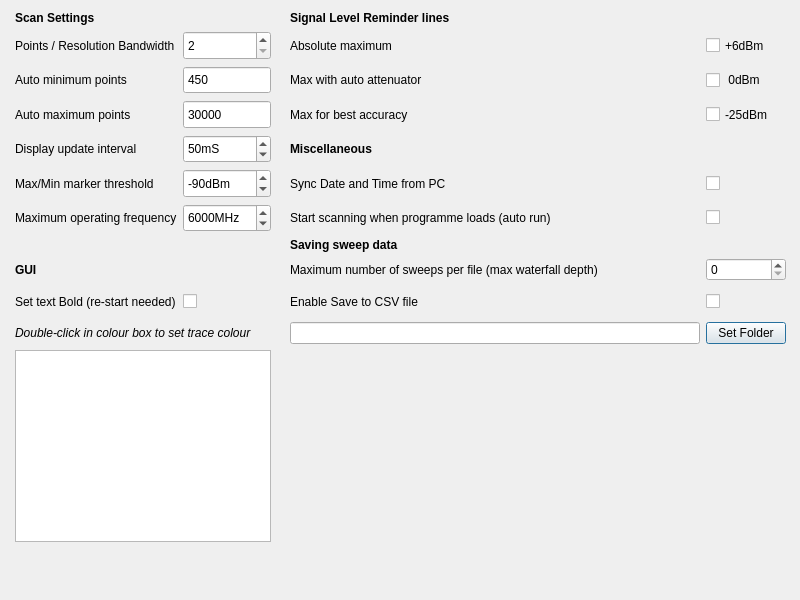
The window that src/settings.ui (g4ixt/QtTinySA) describes before a commit, drawn with Qt 5.
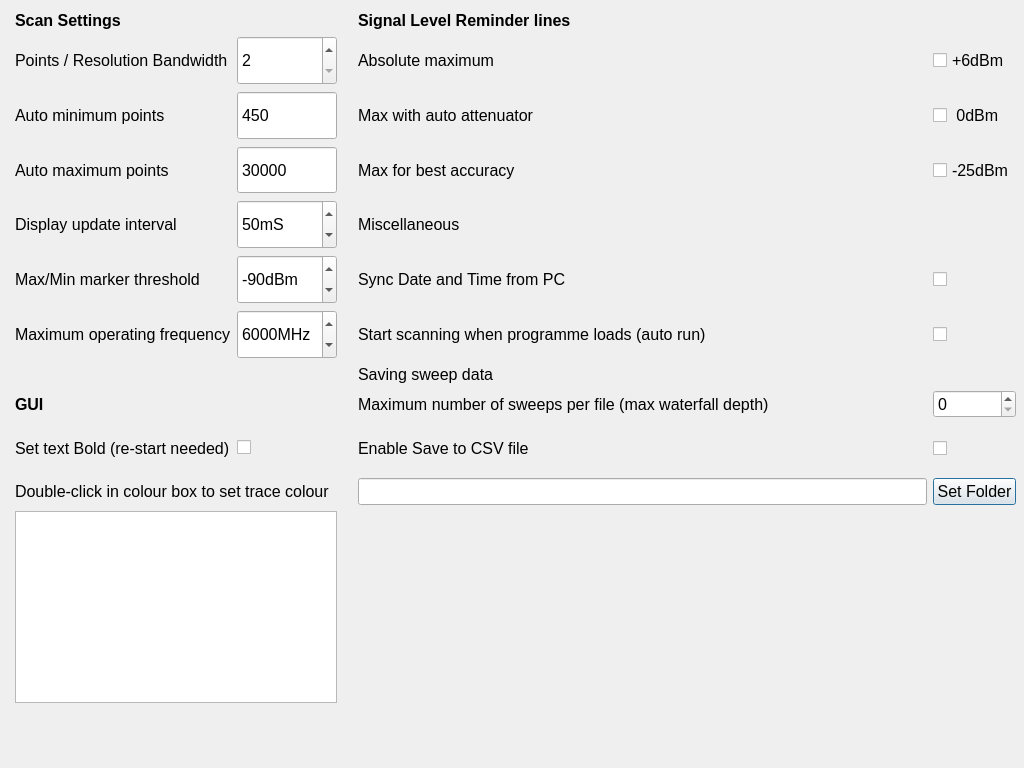
The same window after the commit.

Commit message:
GUI window sizes
Increased GUI window sizes
Changed font to default
Increased font size

What changed in the file:
```diff
--- a/src/settings.ui
+++ b/src/settings.ui
@@ -6,8 +6,8 @@
    <rect>
     <x>0</x>
     <y>0</y>
-    <width>800</width>
-    <height>600</height>
+    <width>1024</width>
+    <height>768</height>
    </rect>
   </property>
   <property name="windowTitle">
@@ -18,10 +18,15 @@
     <rect>
      <x>15</x>
      <y>11</y>
-     <width>771</width>
-     <height>571</height>
+     <width>1001</width>
+     <height>741</height>
     </rect>
    </property>
+   <property name="font">
+    <font>
+     <pointsize>12</pointsize>
+    </font>
+   </property>
    <layout class="QGridLayout" name="gridLayout_2">
     <item row="3" column="1">
      <widget class="QSpinBox" name="maxPoints">
@@ -37,6 +42,11 @@
         <height>16777215</height>
        </size>
       </property>
+      <property name="font">
+       <font>
+        <pointsize>12</pointsize>
+       </font>
+      </property>
       <property name="buttonSymbols">
        <enum>QAbstractSpinBox::ButtonSymbols::NoButtons</enum>
       </property>
@@ -65,6 +75,11 @@
         <height>16777215</height>
        </size>
       </property>
+      <property name="font">
+       <font>
+        <pointsize>12</pointsize>
+       </font>
+      </property>
       <property name="toolTip">
        <string>Nominal</string>
       </property>
@@ -89,8 +104,7 @@
      <widget class="QLabel" name="label_18">
       <property name="font">
        <font>
-        <italic>true</italic>
-        <bold>false</bold>
+        <pointsize>12</pointsize>
        </font>
       </property>
       <property name="text">
@@ -100,6 +114,11 @@
     </item>
     <item row="3" column="3">
      <widget class="QLabel" name="label_9">
+      <property name="font">
+       <font>
+        <pointsize>12</pointsize>
+       </font>
+      </property>
       <property name="text">
        <string>Max for best accuracy</string>
       </property>
@@ -107,6 +126,11 @@
     </item>
     <item row="8" column="3">
      <widget class="QLabel" name="label_12">
+      <property name="font">
+       <font>
+        <pointsize>12</pointsize>
+       </font>
+      </property>
       <property name="text">
        <string>Maximum number of sweeps per file (max waterfall depth)</string>
       </property>
@@ -126,6 +150,11 @@
         <height>16777215</height>
        </size>
       </property>
+      <property name="font">
+       <font>
+        <pointsize>12</pointsize>
+       </font>
+      </property>
       <property name="buttonSymbols">
        <enum>QAbstractSpinBox::ButtonSymbols::NoButtons</enum>
       </property>
@@ -144,7 +173,7 @@
      <widget class="QLabel" name="label_14">
       <property name="font">
        <font>
-        <bold>true</bold>
+        <pointsize>12</pointsize>
        </font>
       </property>
       <property name="text">
@@ -160,6 +189,11 @@
         <verstretch>0</verstretch>
        </sizepolicy>
       </property>
+      <property name="font">
+       <font>
+        <pointsize>12</pointsize>
+       </font>
+      </property>
       <property name="text">
        <string/>
       </property>
@@ -169,6 +203,7 @@
      <widget class="QLabel" name="label_5">
       <property name="font">
        <font>
+        <pointsize>12</pointsize>
         <bold>true</bold>
        </font>
       </property>
@@ -179,16 +214,32 @@
     </item>
     <item row="4" column="0">
      <widget class="QLabel" name="label_19">
+      <property name="font">
+       <font>
+        <pointsize>12</pointsize>
+       </font>
+      </property>
       <property name="text">
        <string>Display update interval</string>
       </property>
      </widget>
     </item>
     <item row="8" column="4">
-     <widget class="QSpinBox" name="maxWF"/>
+     <widget class="QSpinBox" name="maxWF">
+      <property name="font">
+       <font>
+        <pointsize>12</pointsize>
+       </font>
+      </property>
+     </widget>
     </item>
     <item row="5" column="0">
      <widget class="QLabel" name="label_2">
+      <property name="font">
+       <font>
+        <pointsize>12</pointsize>
+       </font>
+      </property>
       <property name="text">
        <string>Max/Min marker threshold</string>
       </property>
@@ -198,6 +249,7 @@
      <widget class="QLabel" name="label_6">
       <property name="font">
        <font>
+        <pointsize>12</pointsize>
         <bold>true</bold>
        </font>
       </property>
@@ -208,6 +260,11 @@
     </item>
     <item row="5" column="3">
      <widget class="QLabel" name="label_17">
+      <property name="font">
+       <font>
+        <pointsize>12</pointsize>
+       </font>
+      </property>
       <property name="text">
        <string>Sync Date and Time from PC</string>
       </property>
@@ -215,6 +272,11 @@
     </item>
     <item row="9" column="1">
      <widget class="QCheckBox" name="bold_text">
+      <property name="font">
+       <font>
+        <pointsize>12</pointsize>
+       </font>
+      </property>
       <property name="text">
        <string/>
       </property>
@@ -222,6 +284,11 @@
     </item>
     <item row="1" column="3">
      <widget class="QLabel" name="label_11">
+      <property name="font">
+       <font>
+        <pointsize>12</pointsize>
+       </font>
+      </property>
       <property name="text">
        <string>Absolute maximum</string>
       </property>
@@ -231,7 +298,7 @@
      <widget class="QLabel" name="label_13">
       <property name="font">
        <font>
-        <bold>true</bold>
+        <pointsize>12</pointsize>
        </font>
       </property>
       <property name="text">
@@ -247,6 +314,11 @@
         <verstretch>0</verstretch>
        </sizepolicy>
       </property>
+      <property name="font">
+       <font>
+        <pointsize>12</pointsize>
+       </font>
+      </property>
       <property name="text">
        <string>+6dBm</string>
       </property>
@@ -263,6 +335,11 @@
         <verstretch>0</verstretch>
        </sizepolicy>
       </property>
+      <property name="font">
+       <font>
+        <pointsize>12</pointsize>
+       </font>
+      </property>
       <property name="text">
        <string>Set Folder</string>
       </property>
@@ -272,7 +349,7 @@
      <widget class="QLabel" name="label_16">
       <property name="font">
        <font>
-        <bold>false</bold>
+        <pointsize>12</pointsize>
        </font>
       </property>
       <property name="text">
@@ -282,6 +359,11 @@
     </item>
     <item row="9" column="3">
      <widget class="QLabel" name="label_20">
+      <property name="font">
+       <font>
+        <pointsize>12</pointsize>
+       </font>
+      </property>
       <property name="text">
        <string>Enable Save to CSV file</string>
       </property>
@@ -303,7 +385,7 @@
       </property>
       <property name="font">
        <font>
-        <pointsize>9</pointsize>
+        <pointsize>12</pointsize>
        </font>
       </property>
       <property name="suffix">
@@ -337,6 +419,11 @@
         <height>0</height>
        </size>
       </property>
+      <property name="font">
+       <font>
+        <pointsize>12</pointsize>
+       </font>
+      </property>
       <property name="clearButtonEnabled">
        <bool>true</bool>
       </property>
@@ -344,6 +431,11 @@
     </item>
     <item row="12" column="3">
      <spacer name="verticalSpacer">
+      <property name="font">
+       <font>
+        <pointsize>12</pointsize>
+       </font>
+      </property>
       <property name="orientation">
        <enum>Qt::Orientation::Vertical</enum>
       </property>
@@ -363,6 +455,11 @@
         <verstretch>0</verstretch>
        </sizepolicy>
       </property>
+      <property name="font">
+       <font>
+        <pointsize>12</pointsize>
+       </font>
+      </property>
       <property name="text">
        <string> 0dBm</string>
       </property>
@@ -373,6 +470,11 @@
     </item>
     <item row="2" column="3">
      <widget class="QLabel" name="label_10">
+      <property name="font">
+       <font>
+        <pointsize>12</pointsize>
+       </font>
+      </property>
       <property name="text">
        <string>Max with auto attenuator</string>
       </property>
@@ -380,6 +482,11 @@
     </item>
     <item row="2" column="0">
      <widget class="QLabel" name="label_3">
+      <property name="font">
+       <font>
+        <pointsize>12</pointsize>
+       </font>
+      </property>
       <property name="text">
        <string>Auto minimum points</string>
       </property>
@@ -389,6 +496,7 @@
      <widget class="QLabel" name="label_8">
       <property name="font">
        <font>
+        <pointsize>12</pointsize>
         <bold>true</bold>
        </font>
       </property>
@@ -399,6 +507,11 @@
     </item>
     <item row="3" column="0">
      <widget class="QLabel" name="label_4">
+      <property name="font">
+       <font>
+        <pointsize>12</pointsize>
+       </font>
+      </property>
       <property name="text">
        <string>Auto maximum points</string>
       </property>
@@ -406,6 +519,11 @@
     </item>
     <item row="1" column="0">
      <widget class="QLabel" name="label">
+      <property name="font">
+       <font>
+        <pointsize>12</pointsize>
+       </font>
+      </property>
       <property name="text">
        <string>Points / Resolution Bandwidth</string>
       </property>
@@ -413,6 +531,11 @@
     </item>
     <item row="11" column="0" colspan="2">
      <widget class="QTableView" name="colourTable">
+      <property name="font">
+       <font>
+        <pointsize>12</pointsize>
+       </font>
+      </property>
       <property name="sizeAdjustPolicy">
        <enum>QAbstractScrollArea::SizeAdjustPolicy::AdjustIgnored</enum>
       </property>
@@ -426,6 +549,11 @@
         <verstretch>0</verstretch>
        </sizepolicy>
       </property>
+      <property name="font">
+       <font>
+        <pointsize>12</pointsize>
+       </font>
+      </property>
       <property name="toolTip">
        <string>Must be selected each time programme is run</string>
       </property>
@@ -448,6 +576,11 @@
         <height>16777215</height>
        </size>
       </property>
+      <property name="font">
+       <font>
+        <pointsize>12</pointsize>
+       </font>
+      </property>
       <property name="minimum">
        <number>2</number>
       </property>
@@ -467,6 +600,11 @@
         <verstretch>0</verstretch>
        </sizepolicy>
       </property>
+      <property name="font">
+       <font>
+        <pointsize>12</pointsize>
+       </font>
+      </property>
       <property name="text">
        <string/>
       </property>
@@ -480,6 +618,11 @@
         <verstretch>0</verstretch>
        </sizepolicy>
       </property>
+      <property name="font">
+       <font>
+        <pointsize>12</pointsize>
+       </font>
+      </property>
       <property name="text">
        <string>-25dBm</string>
       </property>
@@ -490,6 +633,11 @@
     </item>
     <item row="6" column="3">
      <widget class="QLabel" name="label_21">
+      <property name="font">
+       <font>
+        <pointsize>12</pointsize>
+       </font>
+      </property>
       <property name="text">
        <string>Start scanning when programme loads (auto run)</string>
       </property>
@@ -497,6 +645,11 @@
     </item>
     <item row="6" column="4">
      <widget class="QCheckBox" name="auto_run">
+      <property name="font">
+       <font>
+        <pointsize>12</pointsize>
+       </font>
+      </property>
       <property name="text">
        <string/>
       </property>
@@ -504,6 +657,11 @@
     </item>
     <item row="6" column="0">
      <widget class="QLabel" name="label_7">
+      <property name="font">
+       <font>
+        <pointsize>12</pointsize>
+       </font>
+      </property>
       <property name="text">
        <string>Maximum operating frequency</string>
       </property>
@@ -523,6 +681,11 @@
         <height>16777215</height>
        </size>
       </property>
+      <property name="font">
+       <font>
+        <pointsize>12</pointsize>
+       </font>
+      </property>
       <property name="toolTip">
        <string>Maximum Frequency allowed.  Note: TinySA-Ultra is not calibrated above 6GHz </string>
       </property>
```
The commit also changes 7 other files.
